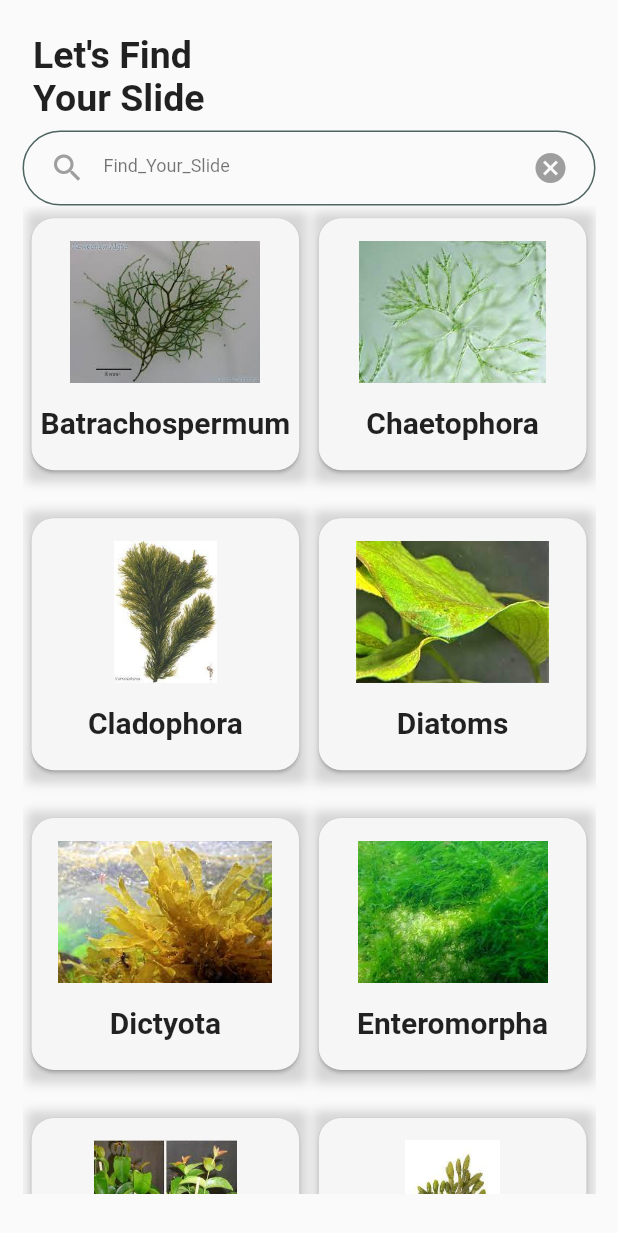
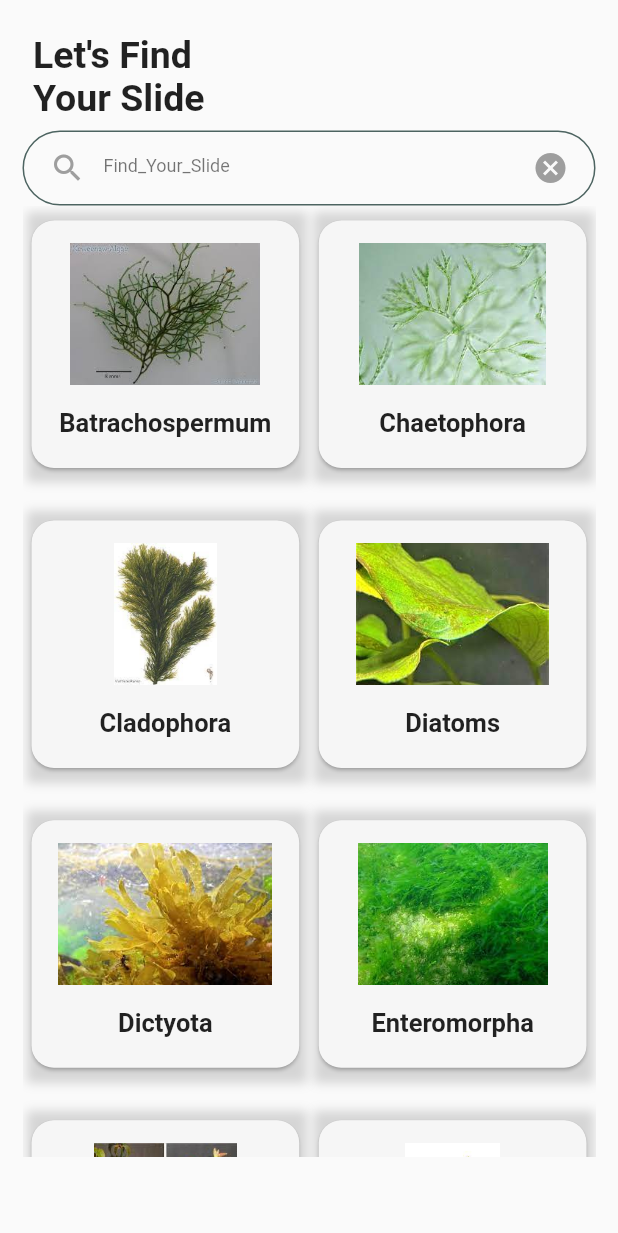
Before and after one commit to Rehab-Hamdi/Digital-System-for-Botany-Slides, a Flutter app: the MobileHomeView screen opened by its route, on a phone screen of 412 x 824 dp. Shown: the top 1233 px of the screen. Run offline on Flutter 3.47's test engine with Material 2 defaults, Android fonts, the phone set to English and light mode, and no system bars; our stand-ins replace curved_navigation_bar, firebase_auth, firebase_core, fl_chart, shared_preferences, sizer and 1 more; missing offline and left inert: vertical_tabs_flutter; accounts and stored records are empty.

Commit message:
modify plants sized box

```diff
--- a/lib/core/views/plants_card_item.dart
+++ b/lib/core/views/plants_card_item.dart
@@ -51,7 +51,7 @@ class PlantsCardItem extends StatelessWidget
                     Container(
                       margin: EdgeInsets.only(bottom: 20.0, left: 5, right: 5),
                       //alignment: Alignment.centerLeft,
-                        child: Text( plantsModel.plant_name, style: const TextStyle(fontSize: 20, fontWeight: FontWeight.bold),)),
+                        child: Text( plantsModel.plant_name, style: const TextStyle(fontSize: 17, fontWeight: FontWeight.bold),)),
                   ],
                 ),
               ),
--- a/lib/presentation/user_application_screens/home/mobile_home_view.dart
+++ b/lib/presentation/user_application_screens/home/mobile_home_view.dart
@@ -171,7 +171,7 @@ class _MobileHomeViewState extends State<MobileHomeView> {
 
                         /// plants Show
                         SizedBox(
-                            height: MediaQuery.of(context).size.height * 0.80,
+                            height: MediaQuery.of(context).size.height * 0.77,
                             child: GridView.builder(
                                 gridDelegate:
                                     SliverGridDelegateWithFixedCrossAxisCount(
@@ -198,6 +198,7 @@ class _MobileHomeViewState extends State<MobileHomeView> {
                                           )),
                           ),
                   ],
+
                 ),
               ),
             ],
```
